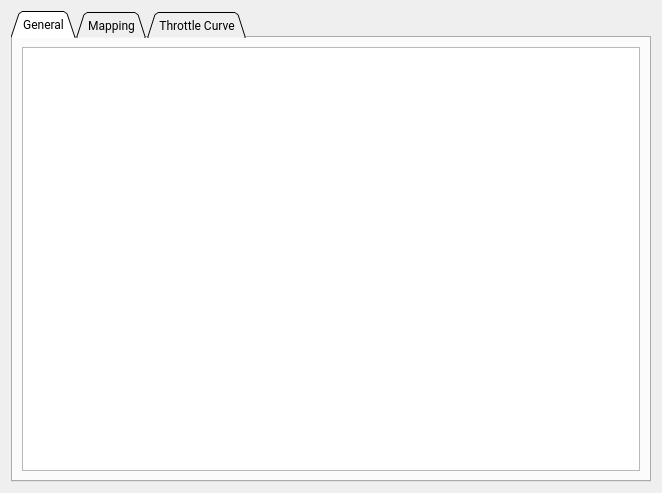
njupt-robomasters/vesc_tool-zh, file vesc_tool-master/pages/pageappadc.ui: the form before one commit.
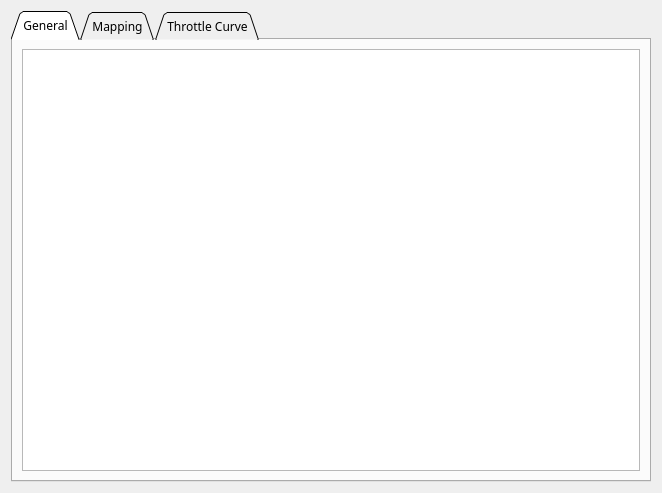
The form after the commit. Custom widgets are drawn as their Qt base class.

Commit message:
字体修复: .ui文件中Roboto替换为Microsoft YaHei
pageappadc.ui, pageappnrf.ui, pageapppas.ui, mainwindow.ui,
parametereditor.ui, adcmap.ui, batterycalculator.ui
及其vesc_tool-master副本中的<family>Roboto</family>
全部替换为<family>Microsoft YaHei</family>

The edit to the form file:
```diff
--- a/vesc_tool-master/pages/pageappadc.ui
+++ b/vesc_tool-master/pages/pageappadc.ui
@@ -12,7 +12,7 @@
   </property>
   <property name="font">
    <font>
-    <family>Roboto</family>
+    <family>Microsoft YaHei</family>
    </font>
   </property>
   <property name="windowTitle">
```
The commit also changes 13 other files.
